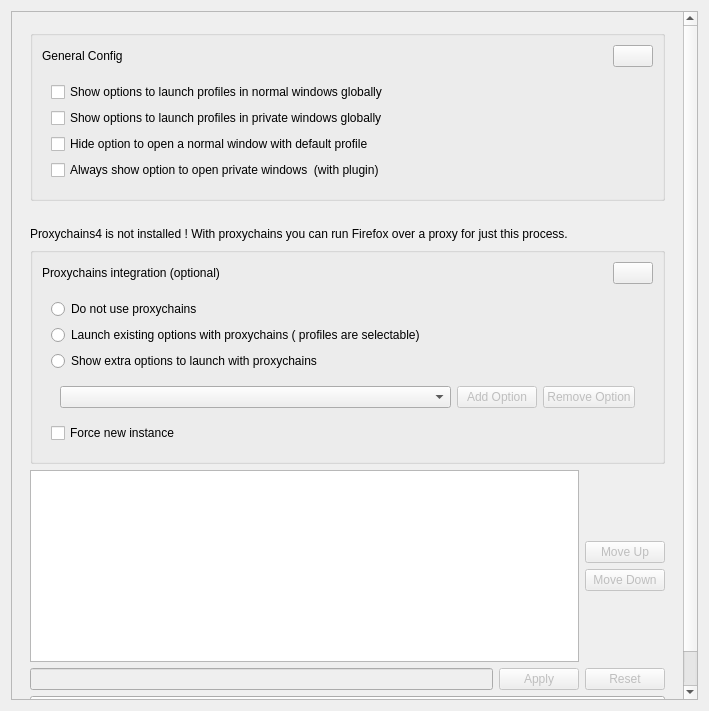
The window that src/config/firefoxprofilerunner_config.ui (alex1701c/krunner-firefox) describes before a commit, drawn with Qt 5.
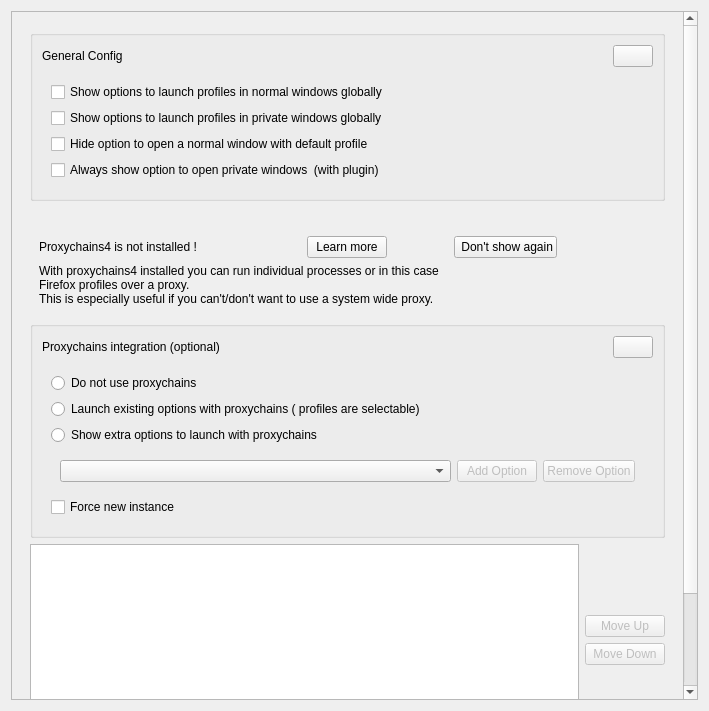
The same window after the commit.

Commit message: Add option to hide proxychains not isntalled message permanently

```diff
--- a/src/config/firefoxprofilerunner_config.ui
+++ b/src/config/firefoxprofilerunner_config.ui
@@ -53,7 +53,7 @@
         <x>0</x>
         <y>0</y>
         <width>673</width>
-        <height>772</height>
+        <height>862</height>
        </rect>
       </property>
       <property name="maximumSize">
@@ -173,10 +173,58 @@
           <item>
            <layout class="QVBoxLayout" name="proxychainsVerticalLaout">
             <item>
-             <widget class="QLabel" name="proxychainsNotInstalledLabel">
-              <property name="text">
-               <string>Proxychains4 is not installed ! With proxychains you can run Firefox over a proxy for just this process.</string>
-              </property>
+             <widget class="QWidget" name="proxychainsNotInstalledWidget" native="true">
+              <layout class="QVBoxLayout" name="verticalLayout_6">
+               <item>
+                <layout class="QHBoxLayout" name="horizontalLayout_5">
+                 <item>
+                  <widget class="QLabel" name="proxychainsNotInstalledLabel">
+                   <property name="text">
+                    <string>Proxychains4 is not installed !</string>
+                   </property>
+                  </widget>
+                 </item>
+                 <item alignment="Qt::AlignHCenter">
+                  <widget class="QPushButton" name="proxychainsLearnMorePushButton">
+                   <property name="sizePolicy">
+                    <sizepolicy hsizetype="Fixed" vsizetype="Fixed">
+                     <horstretch>0</horstretch>
+                     <verstretch>0</verstretch>
+                    </sizepolicy>
+                   </property>
+                   <property name="text">
+                    <string>Learn more</string>
+                   </property>
+                  </widget>
+                 </item>
+                 <item alignment="Qt::AlignLeft">
+                  <widget class="QPushButton" name="proxychainsHideMessagePushButton">
+                   <property name="sizePolicy">
+                    <sizepolicy hsizetype="Fixed" vsizetype="Fixed">
+                     <horstretch>0</horstretch>
+                     <verstretch>0</verstretch>
+                    </sizepolicy>
+                   </property>
+                   <property name="text">
+                    <string> Don't show again</string>
+                   </property>
+                  </widget>
+                 </item>
+                </layout>
+               </item>
+               <item>
+                <widget class="QLabel" name="proxychainsLearnMoreLabel">
+                 <property name="lineWidth">
+                  <number>1</number>
+                 </property>
+                 <property name="text">
+                  <string>With proxychains4 installed you can run individual processes or in this case
+Firefox profiles over a proxy.
+This is especially useful if you can't/don't want to use a system wide proxy.</string>
+                 </property>
+                </widget>
+               </item>
+              </layout>
              </widget>
             </item>
             <item>
```
The commit also changes 2 other files.
